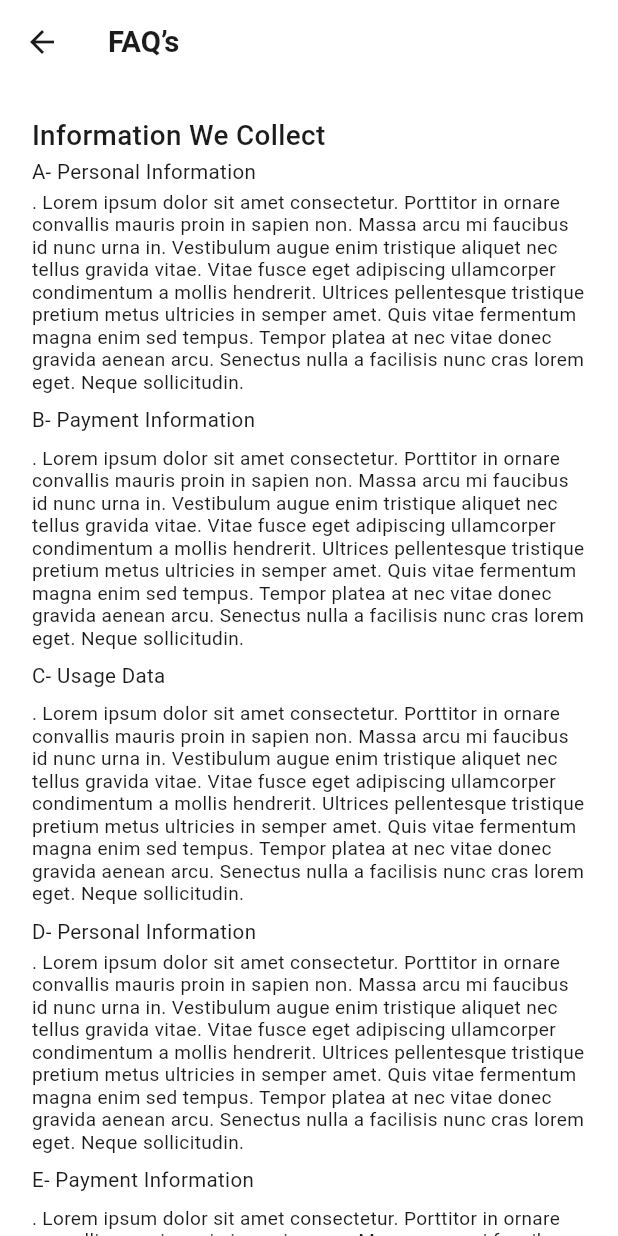
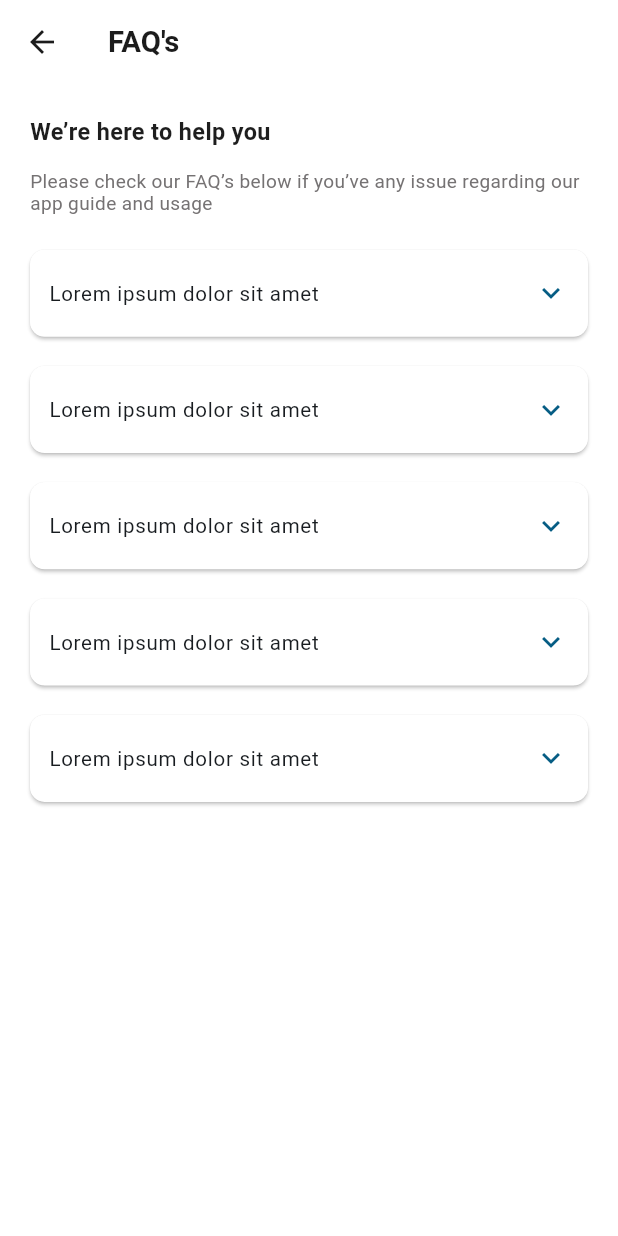
Before and after one commit to waleed-tafsol/the_wash_tub_rider, a Flutter app: the ProfileScreen screen opened directly, after a tap on "FAQ’s", on a phone screen of 412 x 824 dp. Run offline on Flutter 3.47's test engine with Material 3 defaults, Android fonts, the phone set to English and light mode, and no system bars; our stand-ins replace connectivity_plus, country_picker, device_info_plus, flutter_easyloading, flutter_rating_bar, flutter_screenutil and 4 more; accounts and stored records are empty; project files that could hold a hidden picture were left out.

Commit message:
feat: add Contact Us and FAQ screens; update routing and profile options

```diff
--- a/lib/constants/route_generator.dart
+++ b/lib/constants/route_generator.dart
@@ -1,7 +1,9 @@
 import 'package:flutter/material.dart';
 import 'package:the_wash_tub_rider/screens/bottom_nav_page.dart';
 import 'package:the_wash_tub_rider/screens/change_password_screen.dart';
+import 'package:the_wash_tub_rider/screens/contact_us_screen.dart';
 import 'package:the_wash_tub_rider/screens/edit_profile_screen.dart';
+import 'package:the_wash_tub_rider/screens/faq_screen.dart';
 import 'package:the_wash_tub_rider/screens/forgot_password_screen.dart';
 import 'package:the_wash_tub_rider/screens/login_screen.dart';
 import 'package:the_wash_tub_rider/screens/notification_screen.dart';
@@ -33,6 +35,8 @@ const String scannerScreen = '/scanner_screen';
 const String notificationScreen = '/notification_screen';
 const String signUpScreen = '/sign_up_screen';
 const String termsAndConditionScreen = '/terms_and_condition_screen';
+const String faqScreen = '/faq_screen';
+const String contactUsScreen = '/contact_us_screen';
 
 class RouteGenerator {
   static Route<dynamic> generateRoute(RouteSettings settings) {
@@ -117,7 +121,17 @@ class RouteGenerator {
       case termsAndConditionScreen:
         return MaterialPageRoute(
           settings: RouteSettings(name: termsAndConditionScreen),
-          builder: (_) => TermsAndConditionsScreen(title: args as String),
+          builder: (_) => TermsAndConditionsScreen(),
+        );
+        case faqScreen:
+        return MaterialPageRoute(
+          settings: RouteSettings(name: faqScreen),
+          builder: (_) => const FaqsScreen(),
+        );
+        case contactUsScreen:
+        return MaterialPageRoute(
+          settings: RouteSettings(name: contactUsScreen),
+          builder: (_) => const ContactUs(),
         );
       default:
         return _errorRoute();
--- /dev/null
+++ b/lib/screens/faq_screen.dart
@@ -0,0 +1,113 @@
+import 'package:flutter/material.dart';
+import 'package:flutter_screenutil/flutter_screenutil.dart';
+import 'package:the_wash_tub_rider/utils/color_constant.dart';
+
+class FaqsScreen extends StatelessWidget {
+  const FaqsScreen({super.key});
+
+  @override
+  Widget build(BuildContext context) {
+    return Scaffold(
+      appBar: AppBar(title: Text("FAQ's")),
+      body: Padding(
+        padding: EdgeInsets.symmetric(horizontal: 20.0),
+        child: SingleChildScrollView(
+          child: Column(
+            crossAxisAlignment: CrossAxisAlignment.start,
+            children: [
+              SizedBox(height: 24.0.h),
+              Text(
+                "We’re here to help you",
+                style: TextStyle(
+                  fontSize: 16.sp,
+                  fontWeight: FontWeight.w600,
+                  color: AppColors.textBlackColor,
+                ),
+              ),
+              SizedBox(height: 16.0.h),
+              Text(
+                "Please check our FAQ’s below if you’ve any issue regarding our app guide and usage",
+                style: TextStyle(
+                  fontSize: 13.sp,
+                  fontWeight: FontWeight.w400,
+                  color: AppColors.textGreyColor,
+                ),
+              ),
+              SizedBox(height: 24.h),
+              customExpansionCard(
+                context: context,
+                title: "Lorem ipsum dolor sit amet",
+                description:
+                    "Lorem ipsum dolor sit amet consectetur. Purus sit pellentesque ac arcu aenean vel tortor. Dui scelerisque in massa velit urna erat. Massa aliquam metus neque nec purus ipsum nec neque a. Rhoncus sagittis nascetur a convallis in scelerisque vitae ullamcorper. Ipsum auctor in.",
+              ),
+              SizedBox(height: 20.h),
+              customExpansionCard(
+                context: context,
+                title: "Lorem ipsum dolor sit amet",
+                description:
+                    "Lorem ipsum dolor sit amet consectetur. Purus sit pellentesque ac arcu aenean vel tortor. Dui scelerisque in massa velit urna erat. Massa aliquam metus neque nec purus ipsum nec neque a. Rhoncus sagittis nascetur a convallis in scelerisque vitae ullamcorper. Ipsum auctor in.",
+              ),
+              SizedBox(height: 20.h),
+              customExpansionCard(
+                context: context,
+                title: "Lorem ipsum dolor sit amet",
+                description:
+                    "Lorem ipsum dolor sit amet consectetur. Purus sit pellentesque ac arcu aenean vel tortor. Dui scelerisque in massa velit urna erat. Massa aliquam metus neque nec purus ipsum nec neque a. Rhoncus sagittis nascetur a convallis in scelerisque vitae ullamcorper. Ipsum auctor in.",
+              ),
+              SizedBox(height: 20.h),
+              customExpansionCard(
+                context: context,
+                title: "Lorem ipsum dolor sit amet",
+                description:
+                    "Lorem ipsum dolor sit amet consectetur. Purus sit pellentesque ac arcu aenean vel tortor. Dui scelerisque in massa velit urna erat. Massa aliquam metus neque nec purus ipsum nec neque a. Rhoncus sagittis nascetur a convallis in scelerisque vitae ullamcorper. Ipsum auctor in.",
+              ),
+              SizedBox(height: 20.h),
+              customExpansionCard(
+                context: context,
+                title: "Lorem ipsum dolor sit amet",
+                description:
+                    "Lorem ipsum dolor sit amet consectetur. Purus sit pellentesque ac arcu aenean vel tortor. Dui scelerisque in massa velit urna erat. Massa aliquam metus neque nec purus ipsum nec neque a. Rhoncus sagittis nascetur a convallis in scelerisque vitae ullamcorper. Ipsum auctor in.",
+              ),
+            ],
+          ),
+        ),
+      ),
+    );
+  }
+}
+
+Widget customExpansionCard({
+  required BuildContext context,
+  required String title,
+  required String description,
+}) {
+  return Card(
+    color: Colors.white,
+    margin: EdgeInsets.zero,
+    child: Theme(
+      data: Theme.of(context).copyWith(
+        splashColor: Colors.transparent,
+        highlightColor: Colors.transparent,
+        hoverColor: Colors.transparent,
+      ),
+      child: Material(
+        color: Colors.transparent,
+        child: ExpansionTile(
+          title: Text(
+            title,
+            style: TextStyle(fontSize: 14.sp, fontWeight: FontWeight.w400),
+          ),
+          iconColor: AppColors.kPrimaryColor,
+          collapsedIconColor: AppColors.kPrimaryColor,
+          maintainState: true,
+          shape: Border.all(color: Colors.transparent),
+          tilePadding: EdgeInsets.symmetric(horizontal: 12.w),
+          childrenPadding: EdgeInsets.zero,
+          children: [
+            Padding(padding: EdgeInsets.all(8.0), child: Text(description)),
+          ],
+        ),
+      ),
+    ),
+  );
+}
--- a/lib/screens/profile_screen.dart
+++ b/lib/screens/profile_screen.dart
@@ -67,22 +67,14 @@ class ProfileScreen extends StatelessWidget {
               title: "Contact Us",
               icon: Icons.info_outline,
               onTap: () {
-                Navigator.pushNamed(
-                  context,
-                  termsAndConditionScreen,
-                  arguments: "Contact Us",
-                );
+                Navigator.pushNamed(context, contactUsScreen);
               },
             ),
             ProfileOptionsTile(
               title: "FAQ’s",
               icon: Icons.question_mark_outlined,
               onTap: () {
-                Navigator.pushNamed(
-                  context,
-                  termsAndConditionScreen,
-                  arguments: "FAQ’s",
-                );
+                Navigator.pushNamed(context, faqScreen);
               },
             ),
             ProfileOptionsTile(
--- a/lib/screens/terms_and_condition_screen.dart
+++ b/lib/screens/terms_and_condition_screen.dart
@@ -2,13 +2,12 @@ import 'package:flutter/material.dart';
 import 'package:flutter_screenutil/flutter_screenutil.dart';
 
 class TermsAndConditionsScreen extends StatelessWidget {
-  final String title;
-  const TermsAndConditionsScreen({super.key , required this.title});
+  const TermsAndConditionsScreen({super.key});
 
   @override
   Widget build(BuildContext context) {
     return Scaffold(
-      appBar: AppBar(title: Text(title)),
+      appBar: AppBar(title: Text("Terms & Conditions")),
       body: SafeArea(
         top: false,
         child: Padding(
```
Also changed, not shown: lib/screens/contact_us_screen.dart (added, +87 -0 lines), lib/screens/sign_up_screen.dart (+17 -5 lines), lib/utils/validator.dart (+12 -0 lines).
